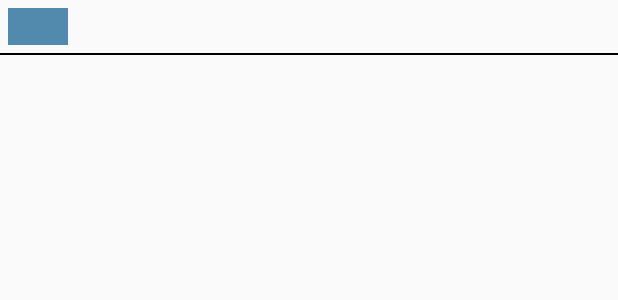
After one commit to Adms1/MyPlanner, an Android app: the layout spinnercompany.xml on its own in the app's theme, with its tools: preview values and no code run, on a phone screen of 412 x 824 dp. The commit adds this screen. Shown: the top 300 px of the screen. Run offline under Robolectric (Android 15) with nearby library versions, the light colour scheme and no system bars.

Commit message:
==> new Code Add As Discuss with Sir

```diff
--- /dev/null
+++ b/app/src/main/java/com/example/myplanner/Company/CompanyModel.kt
@@ -0,0 +1,5 @@
+package com.example.myplanner.Company
+
+class CompanyModel(
+    var text: String
+)
--- a/app/src/main/java/com/example/myplanner/daily/DailyAdaper.kt
+++ b/app/src/main/java/com/example/myplanner/daily/DailyAdaper.kt
@@ -80,7 +80,8 @@ class DailyAdaper(
             editor.putInt("EndHours", listOfDailyPlan[position].endhours)
             editor.putInt("EndMin", listOfDailyPlan[position].endmin)
             editor.putInt("Day", listOfDailyPlan[position].day)
-            editor.putInt("Month", listOfDailyPlan[position].month)
+            editor.putString("Month", listOfDailyPlan[position].month)
+            editor.putInt("Year", listOfDailyPlan[position].year)
             editor.apply()
             val intent = Intent(context, AddEventActivity::class.java)
             context.startActivity(intent)
--- a/app/src/main/java/com/example/myplanner/pojo/DailyPlanner.kt
+++ b/app/src/main/java/com/example/myplanner/pojo/DailyPlanner.kt
@@ -20,5 +20,7 @@ class DailyPlanner(
     var endhours: Int,
     var endmin: Int,
     var Status: String,
-    var month: Int,
-)
+    var month: String,
+    var year: Int,
+
+    )
--- a/app/src/main/res/layout/monthly_item_list.xml
+++ b/app/src/main/res/layout/monthly_item_list.xml
@@ -24,7 +24,7 @@
             android:layout_weight="0.15"
             android:gravity="center"
             android:text="23"
-            android:textColor="@color/pista"
+            android:textColor="#528AAE"
             android:textSize="18sp"
             android:textStyle="bold" />
 
--- /dev/null
+++ b/app/src/main/res/layout/spinnercompany.xml
@@ -0,0 +1,41 @@
+<?xml version="1.0" encoding="utf-8"?>
+<LinearLayout xmlns:android="http://schemas.android.com/apk/res/android"
+    android:layout_width="match_parent"
+    android:layout_height="wrap_content"
+    android:orientation="vertical">
+
+    <LinearLayout
+        android:layout_width="match_parent"
+        android:layout_height="wrap_content"
+        android:layout_margin="5dp"
+        android:orientation="horizontal"
+        android:weightSum="1">
+
+        <ImageView
+            android:id="@+id/txtColor"
+            android:layout_width="0dp"
+            android:layout_height="match_parent"
+            android:layout_gravity="center_vertical"
+            android:layout_weight="0.1"
+            android:background="@color/lightBlue"
+            android:contentDescription="@string/app_name" />
+
+        <TextView
+            android:id="@+id/txtCompany"
+            style="?android:attr/spinnerItemStyle"
+            android:layout_width="0dp"
+            android:layout_height="wrap_content"
+            android:layout_weight="0.9"
+            android:ellipsize="marquee"
+            android:singleLine="true"
+            android:textAlignment="inherit"
+            android:textSize="18sp" />
+    </LinearLayout>
+
+    <View
+        android:id="@+id/addevent_line1"
+        android:layout_width="match_parent"
+        android:layout_height="1dp"
+        android:background="?android:textColorPrimary" />
+
+</LinearLayout>
--- a/eventscalendar/src/main/res/layout/zmail_layout_month_title.xml
+++ b/eventscalendar/src/main/res/layout/zmail_layout_month_title.xml
@@ -6,5 +6,5 @@
     android:gravity="center"
     android:padding="10dp"
     android:textColor="#000000"
-    android:background="#FF0000"
+    android:background="#528AAE"
     tools:ignore="RtlSymmetry" /><!-- $Id$ -->
```
Also changed, not shown: app/src/main/java/com/example/myplanner/AddEventActivity.kt (+90 -86 lines), app/src/main/java/com/example/myplanner/Company/CompanyAdapter.kt (added, +57 -0 lines), app/src/main/java/com/example/myplanner/Company/PriorityAdapter.java (added, +60 -0 lines), app/src/main/java/com/example/myplanner/daily/DailyActivity.kt (+2 -13 lines), app/src/main/java/com/example/myplanner/db/DatabaseHandler.java (+20 -17 lines), app/src/main/java/com/example/myplanner/month/MonthlyActivity.kt (+9 -9 lines), app/src/main/java/com/example/myplanner/week/Activity_weekly.kt (+18 -17 lines), app/src/main/res/layout/activity_monthly.xml (+3 -4 lines), eventscalendar/src/main/res/layout/zmail_layout_weekday_header.xml (+18 -19 lines).
